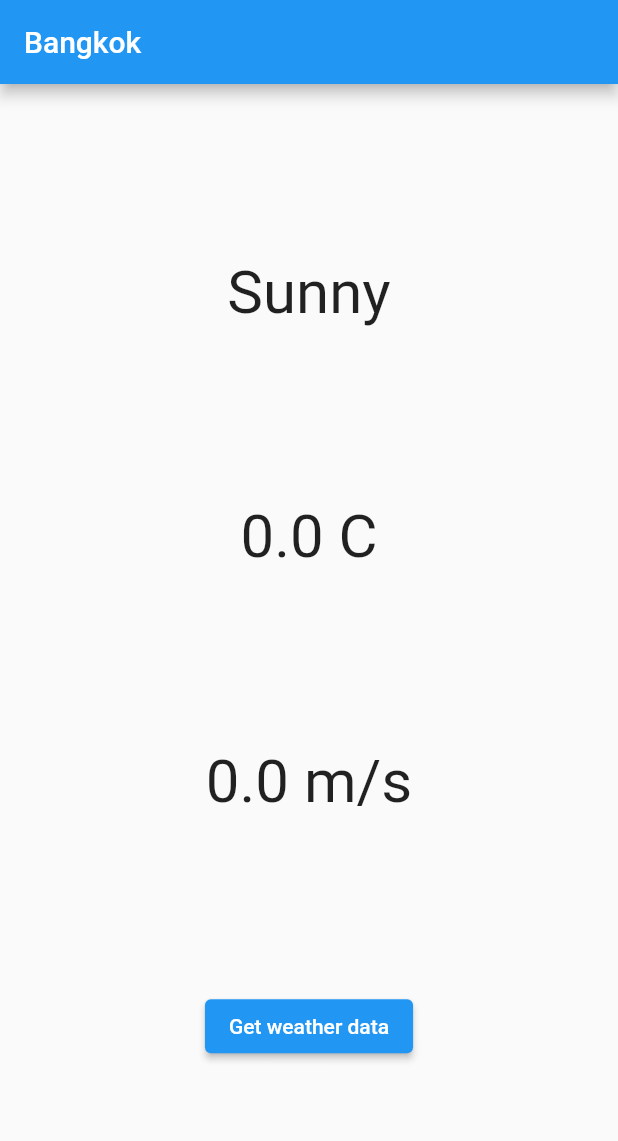
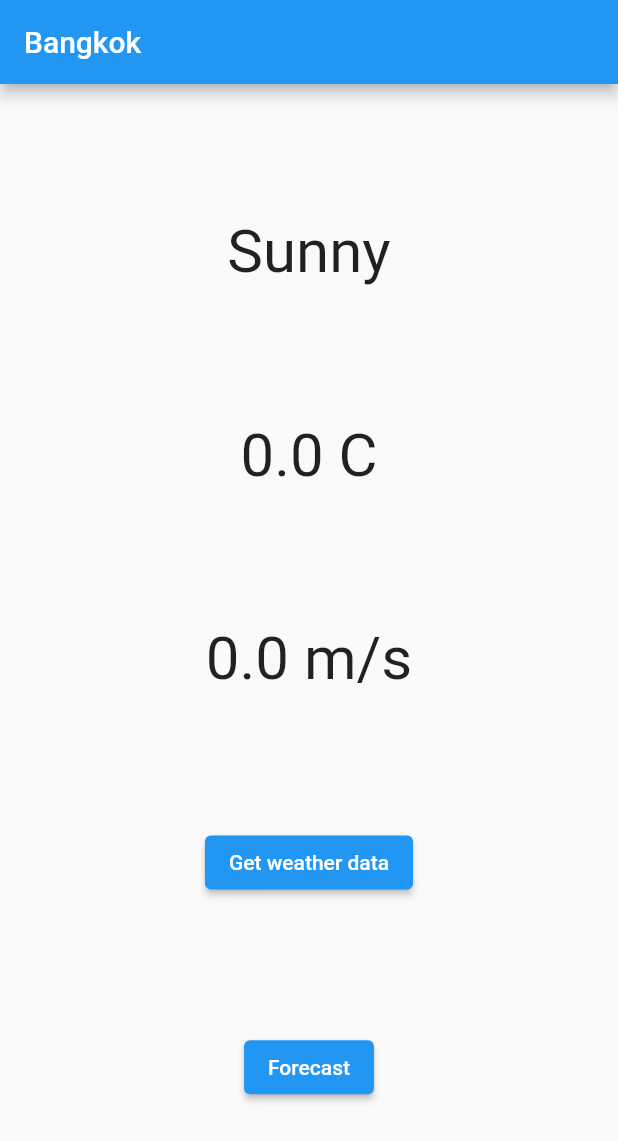
Before and after one commit to evvic/mobile_app_development, a Flutter app: the screen it shows after launch, on a phone screen of 412 x 824 dp. Shown: the top 1141 px of the screen. Run offline on Flutter 3.47's test engine with Material 2 defaults, Android fonts, the phone set to English and light mode, and no system bars.

Commit message:
importing http and getting android permission

```diff
--- a/flutter_intro/flutter_weather/lib/screens/current_weather.dart
+++ b/flutter_intro/flutter_weather/lib/screens/current_weather.dart
@@ -1,5 +1,6 @@
 import 'package:flutter/material.dart';
 import 'package:flutter_weather/screens/forecast.dart';
+import 'package:http/http.dart' as http;
 
 class CurrentWeatherOnly extends StatefulWidget {
   const CurrentWeatherOnly({Key? key}) : super(key: key);
@@ -41,15 +42,20 @@ class _CurrentWeatherOnly extends State<CurrentWeatherOnly> {
           ElevatedButton(
             child: const Text('Get weather data'),
             onPressed: () {
+              // fetch data from internet
               updateWeather();
-              /*
+            },
+          ),
+          ElevatedButton(
+            child: const Text('Forecast'),
+            onPressed: () {
               // Navigate to second route when tapped.
               Navigator.push(
                   context,
                   // class we use to change to another page
                   MaterialPageRoute(
                       builder: (context) => const WeatherForecastScreen()));
-            */},
+            },
 
           ),
         ],
```
Also changed, not shown: 1 other file.
